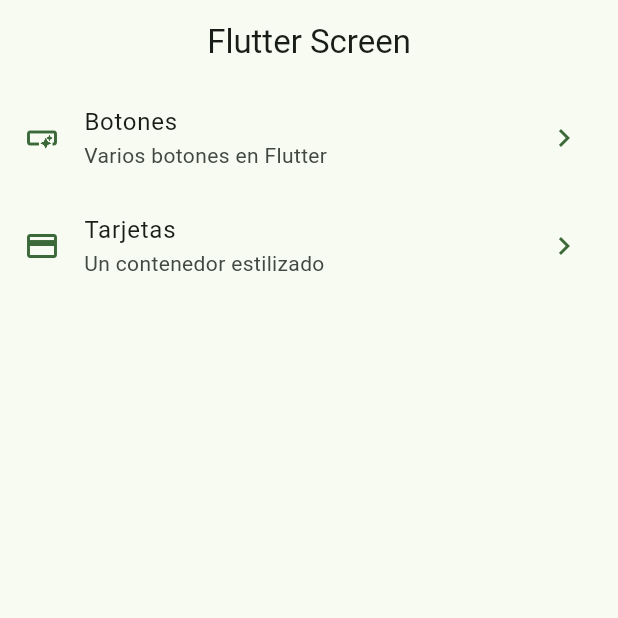
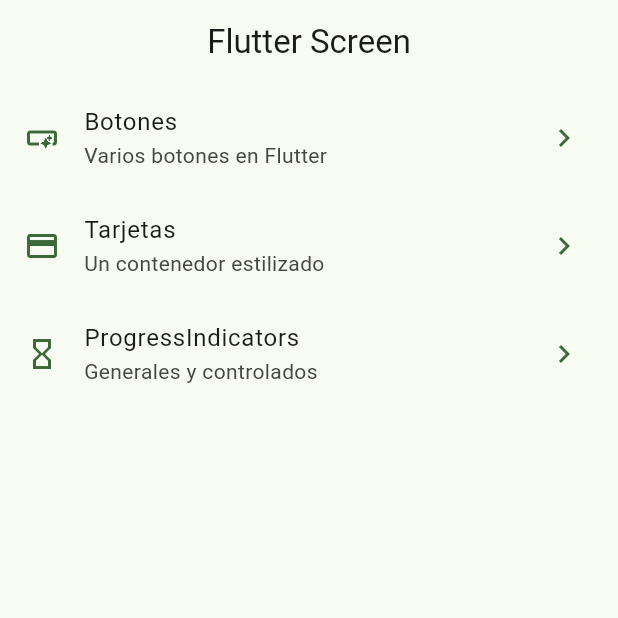
Before and after one commit to Anyel-ec/Widgets-App-Flutter, a Flutter app: the screen it shows after launch, on a phone screen of 412 x 824 dp, the top half of it. Run offline on Flutter 3.47's test engine with Material 3 defaults, Android fonts, the phone set to English and light mode, and no system bars; our stand-ins replace go_router.

Commit message:
add linear and circular progress controller

```diff
--- a/lib/config/menu/menu_items.dart
+++ b/lib/config/menu/menu_items.dart
@@ -25,6 +25,15 @@
     link: '/cards',
     icon: Icons.credit_card
   ),
+  // para progressIndications
+  MenuItem(
+    title: 'ProgressIndicators',
+    subtitle: 'Generales y controlados',
+    link: '/progress',
+    icon: Icons.hourglass_empty
+  )
+
+
   // MenuItem(
   //   title: 'Contact',
   //   subtitle: 'Contact page',
--- a/lib/config/router/app_router.dart
+++ b/lib/config/router/app_router.dart
@@ -22,5 +22,11 @@
       name: CardsScreen.name,
       builder: (context, state) => const CardsScreen(),
     ),
+    GoRoute(
+      path: '/progress',
+      name: ProgressScren.name,
+      builder: (context, state) => const ProgressScren(),
+      )
+
   ],
 );
```
Also changed, not shown: lib/presentation/screen/progress/progress_screen.dart (+67 -2 lines).
